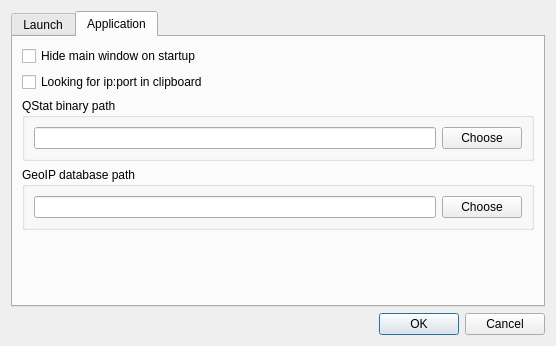
Old version of the form src/options_dialog.ui in the repository navrocky/urtconnector.
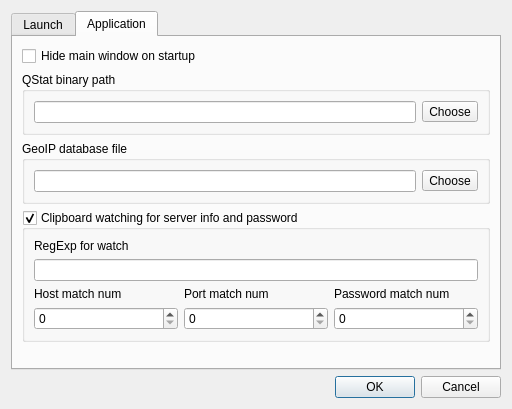
New version of the form. The open tabs and pages were chosen to show the change. Icons and pictures are not drawn.

Commit message: fixed "about" dialog, translation, clipboard

```diff
--- a/src/options_dialog.ui
+++ b/src/options_dialog.ui
@@ -6,8 +6,8 @@
    <rect>
     <x>0</x>
     <y>0</y>
-    <width>556</width>
-    <height>346</height>
+    <width>512</width>
+    <height>409</height>
    </rect>
   </property>
   <property name="windowTitle">
@@ -167,7 +167,7 @@
       <attribute name="title">
        <string>Application</string>
       </attribute>
-      <layout class="QVBoxLayout" name="verticalLayout_5">
+      <layout class="QVBoxLayout" name="verticalLayout_10">
        <item>
         <widget class="QCheckBox" name="hide_mainwindow_check">
          <property name="text">
@@ -175,24 +175,20 @@
          </property>
         </widget>
        </item>
-       <item>
-        <widget class="QCheckBox" name="looking_for_clip">
-         <property name="text">
-          <string>Looking for ip:port in clipboard</string>
-         </property>
-        </widget>
-       </item>
        <item>
         <widget class="QGroupBox" name="groupBox_3">
          <property name="title">
           <string>QStat binary path</string>
          </property>
-         <layout class="QHBoxLayout" name="horizontalLayout_4">
+         <layout class="QHBoxLayout" name="horizontalLayout">
           <item>
            <widget class="QLineEdit" name="qstat_binary_edit"/>
           </item>
           <item>
-           <widget class="QPushButton" name="qstat_binary_choose_button">
+           <widget class="QToolButton" name="qstat_binary_choose_button">
+            <property name="toolTip">
+             <string>Choose QStat binary file</string>
+            </property>
             <property name="text">
              <string>Choose</string>
             </property>
@@ -204,14 +200,17 @@
        <item>
         <widget class="QGroupBox" name="groupBox_4">
          <property name="title">
-          <string>GeoIP database path</string>
+          <string>GeoIP database file</string>
          </property>
-         <layout class="QHBoxLayout" name="horizontalLayout_5">
+         <layout class="QHBoxLayout" name="horizontalLayout_4">
           <item>
            <widget class="QLineEdit" name="geoip_database_edit"/>
           </item>
           <item>
-           <widget class="QPushButton" name="geoip_database_choose_button">
+           <widget class="QToolButton" name="geoip_database_choose_button">
+            <property name="toolTip">
+             <string>Choose GeoIP database file</string>
+            </property>
             <property name="text">
              <string>Choose</string>
             </property>
@@ -220,6 +219,78 @@
          </layout>
         </widget>
        </item>
+       <item>
+        <widget class="QGroupBox" name="group_clipboard_watch">
+         <property name="title">
+          <string>Clipboard watching for server info and password</string>
+         </property>
+         <property name="checkable">
+          <bool>true</bool>
+         </property>
+         <layout class="QVBoxLayout" name="verticalLayout_9">
+          <item>
+           <layout class="QVBoxLayout" name="verticalLayout_5">
+            <item>
+             <widget class="QLabel" name="label_2">
+              <property name="text">
+               <string>RegExp for watch</string>
+              </property>
+             </widget>
+            </item>
+            <item>
+             <widget class="QLineEdit" name="clip_regexp_edit"/>
+            </item>
+           </layout>
+          </item>
+          <item>
+           <layout class="QHBoxLayout" name="horizontalLayout_5">
+            <item>
+             <layout class="QVBoxLayout" name="verticalLayout_6">
+              <item>
+               <widget class="QLabel" name="label_3">
+                <property name="text">
+                 <string>Host match num</string>
+                </property>
+               </widget>
+              </item>
+              <item>
+               <widget class="QSpinBox" name="clip_host_spin"/>
+              </item>
+             </layout>
+            </item>
+            <item>
+             <layout class="QVBoxLayout" name="verticalLayout_7">
+              <item>
+               <widget class="QLabel" name="label_4">
+                <property name="text">
+                 <string>Port match num</string>
+                </property>
+               </widget>
+              </item>
+              <item>
+               <widget class="QSpinBox" name="clip_port_spin"/>
+              </item>
+             </layout>
+            </item>
+            <item>
+             <layout class="QVBoxLayout" name="verticalLayout_8">
+              <item>
+               <widget class="QLabel" name="label_5">
+                <property name="text">
+                 <string>Password match num</string>
+                </property>
+               </widget>
+              </item>
+              <item>
+               <widget class="QSpinBox" name="clip_password_spin"/>
+              </item>
+             </layout>
+            </item>
+           </layout>
+          </item>
+         </layout>
+        </widget>
+       </item>
        <item>
         <spacer name="verticalSpacer_3">
          <property name="orientation">
@@ -228,7 +299,7 @@
          <property name="sizeHint" stdset="0">
           <size>
            <width>20</width>
-           <height>164</height>
+           <height>0</height>
           </size>
          </property>
         </spacer>
```
Left out of the diff: 37 changed lines with no effect on the pictures. The commit also changes 6 other files.
